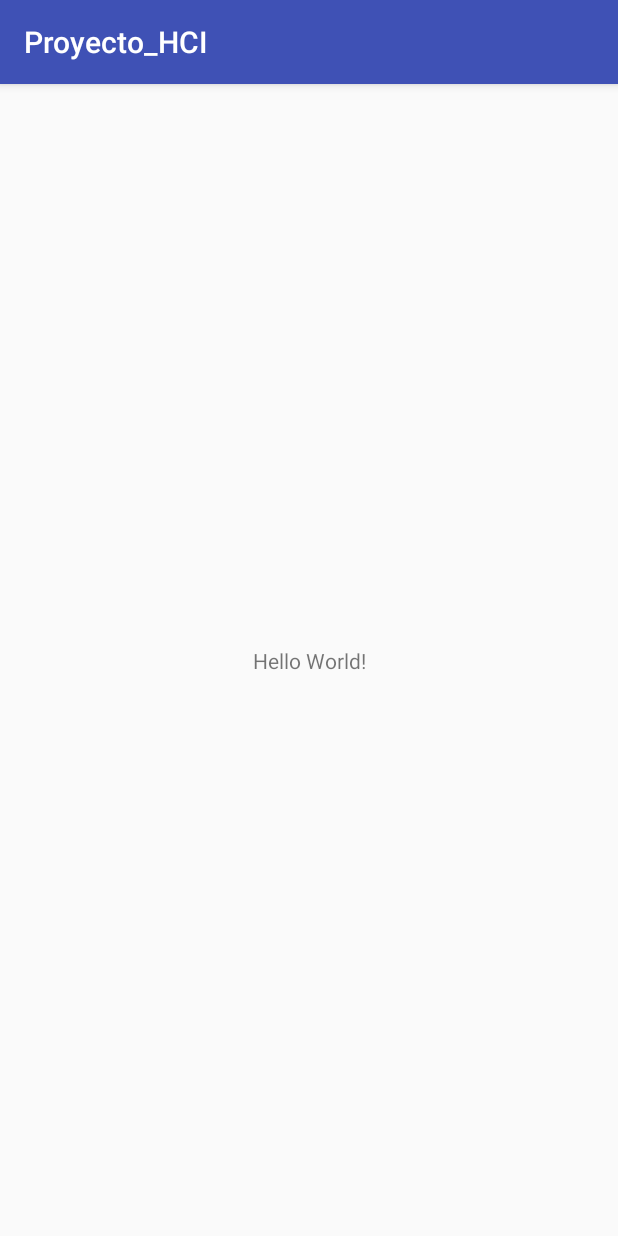
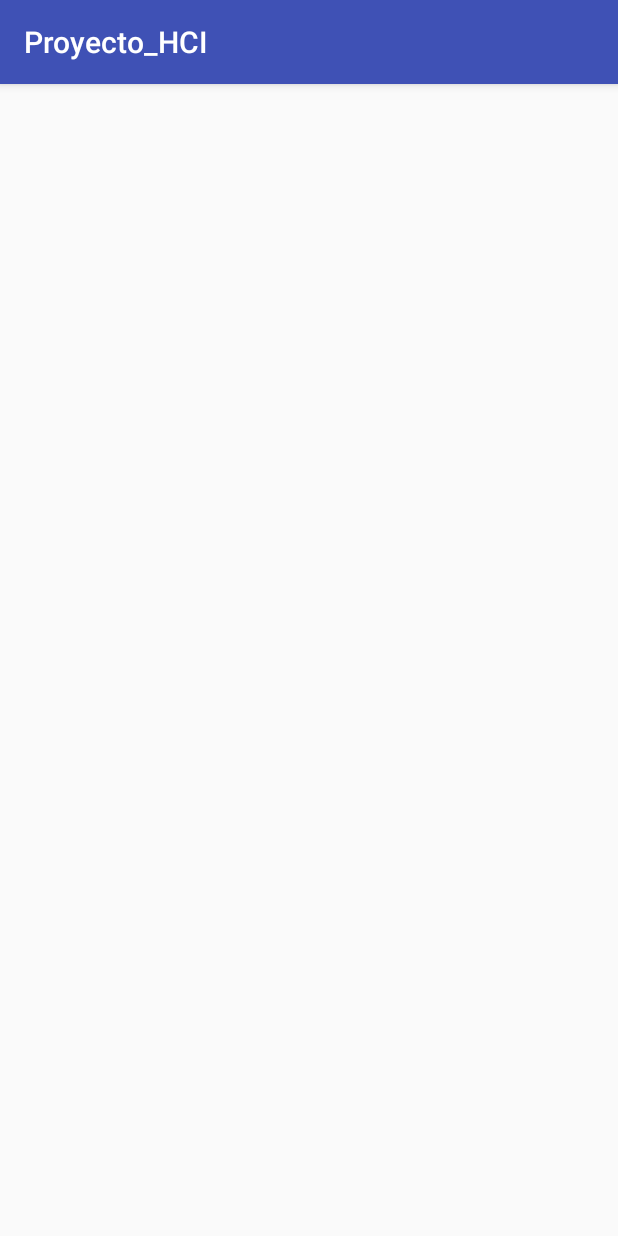
Before and after one commit to Cpzty/Proyecto_HCI, an Android app: the screen it shows after launch (MainActivity), on a phone screen of 412 x 824 dp. Run offline under Robolectric (Android 15) with nearby library versions, the phone set to English and light mode, and no system bars.

```diff
--- a/app/src/main/java/com/example/cristian/proyecto_hci/MainActivity.java
+++ b/app/src/main/java/com/example/cristian/proyecto_hci/MainActivity.java
@@ -2,12 +2,12 @@ package com.example.cristian.proyecto_hci;
 
 import android.support.v7.app.AppCompatActivity;
 import android.os.Bundle;
-
 public class MainActivity extends AppCompatActivity {
 
     @Override
     protected void onCreate(Bundle savedInstanceState) {
         super.onCreate(savedInstanceState);
         setContentView(R.layout.activity_main);
+
     }
 }
--- a/app/src/main/res/layout/activity_main.xml
+++ b/app/src/main/res/layout/activity_main.xml
@@ -1,18 +1,9 @@
 <?xml version="1.0" encoding="utf-8"?>
-<android.support.constraint.ConstraintLayout xmlns:android="http://schemas.android.com/apk/res/android"
+<android.widget.RelativeLayout xmlns:android="http://schemas.android.com/apk/res/android"
     xmlns:app="http://schemas.android.com/apk/res-auto"
     xmlns:tools="http://schemas.android.com/tools"
     android:layout_width="match_parent"
     android:layout_height="match_parent"
     tools:context="com.example.cristian.proyecto_hci.MainActivity">
 
-    <TextView
-        android:layout_width="wrap_content"
-        android:layout_height="wrap_content"
-        android:text="Hello World!"
-        app:layout_constraintBottom_toBottomOf="parent"
-        app:layout_constraintLeft_toLeftOf="parent"
-        app:layout_constraintRight_toRightOf="parent"
-        app:layout_constraintTop_toTopOf="parent" />
-
-</android.support.constraint.ConstraintLayout>
+</android.widget.RelativeLayout>
--- a/build.gradle
+++ b/build.gradle
@@ -5,7 +5,7 @@ buildscript {
         jcenter()
     }
     dependencies {
-        classpath 'com.android.tools.build:gradle:2.3.1'
+        classpath 'com.android.tools.build:gradle:3.0.1'
 
         // NOTE: Do not place your application dependencies here; they belong
         // in the individual module build.gradle files
@@ -15,6 +15,7 @@ buildscript {
 allprojects {
     repositories {
         jcenter()
+        mavenCentral()
     }
 }
 
```
Also changed, not shown: app/build.gradle (+6 -2 lines), app/src/main/res/drawable/Gmail.jpg (added), gradle/wrapper/gradle-wrapper.properties.
